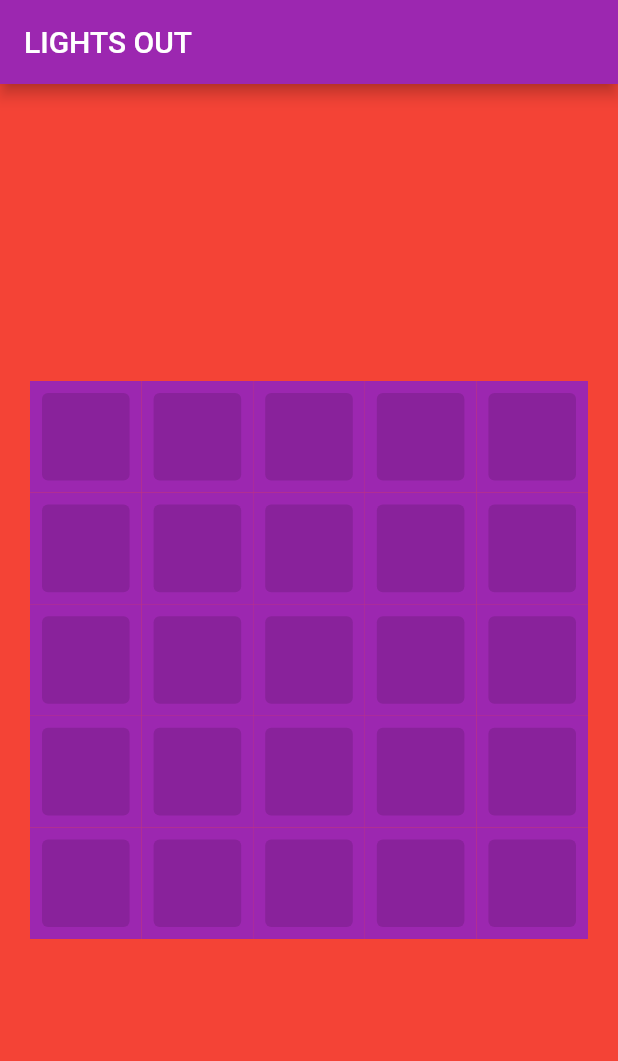
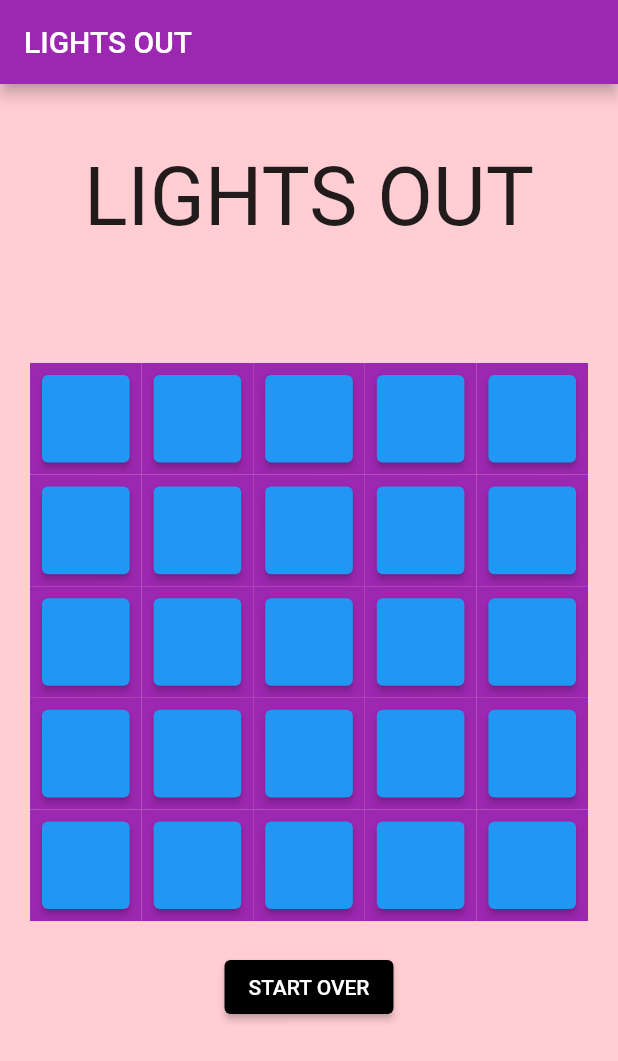
Before and after one commit to murphadonut/lights_out, a Flutter app: the screen it shows after launch, on a phone screen of 412 x 824 dp. Shown: the top 1061 px of the screen. Run offline on Flutter 3.47's test engine with Material 2 defaults, Android fonts, the phone set to English and light mode, and no system bars; drawn by our look-alikes of flutter_platform_widgets.

Commit message:
got it pretty much working

```diff
--- a/lib/main.dart
+++ b/lib/main.dart
@@ -1,3 +1,5 @@
+import 'dart:math';
+
 import 'package:flutter/cupertino.dart';
 import 'package:flutter/material.dart';
 import 'package:flutter_platform_widgets/flutter_platform_widgets.dart';
@@ -10,19 +12,22 @@ class MyApp extends StatelessWidget {
   MyApp({super.key});
 
   final materialThemeData = ThemeData(
-      scaffoldBackgroundColor: Colors.red,
+      scaffoldBackgroundColor: Colors.red.shade100,
       appBarTheme: const AppBarTheme(color: Colors.purple),
       primaryColor: Colors.green,
       secondaryHeaderColor: Colors.yellow,
       canvasColor: Colors.orange,
-      backgroundColor: Colors.red,
-      textTheme: const TextTheme().copyWith(bodyLarge: const TextTheme().bodyMedium), colorScheme: ColorScheme.fromSwatch(primarySwatch: Colors.red).copyWith(secondary: Colors.blue));
+      //backgroundColor: Colors.red.shade100,
+      textTheme: const TextTheme().copyWith(bodyLarge: const TextTheme().bodyMedium),
+      colorScheme:
+          ColorScheme.fromSwatch(primarySwatch: Colors.red).copyWith(secondary: Colors.blue));
 
   @override
   Widget build(BuildContext context) {
     return PlatformApp(
       home: const HomeScreen(),
-        material:(a,b) => MaterialAppData(theme: materialThemeData)
+      material: (a, b) => MaterialAppData(theme: materialThemeData),
+      debugShowCheckedModeBanner: false,
     );
   }
 }
@@ -35,30 +40,105 @@ class HomeScreen extends StatefulWidget {
 }
 
 class _HomeScreen extends State<HomeScreen> {
-  List<Widget> buttons = <Widget>[];
+  List<bool> toggles = List<bool>.filled(25, true);
 
-  _HomeScreen() {
-    for (int i = 0; i < 25; i++) {
-      buttons.add(
-          Container(
-            color: Colors.purple,
-              padding: const EdgeInsets.all(8),
-            child: PlatformElevatedButton(
-              child: PlatformText(""),
-            )
-          )
-      );
+  @override
+  void initState() {
+    super.initState();
+    randomize();
+  }
+
+  bool hasWon(){
+    return toggles.any((e)=>e);
+  }
+
+  void randomize(){
+    for (int i = 0; i < 100; i++) {
+      buttonPress(buttonNumber: Random().nextInt(25));
     }
+  }
+
+  void buttonPress({required int buttonNumber}) {
+    setState(() {
+      toggles[buttonNumber] = !toggles[buttonNumber];
+      if (buttonNumber % 5 >= 1 && buttonNumber % 5 <= 4) {
+        toggles[buttonNumber - 1] = !toggles[buttonNumber - 1];
+      }
+      if (buttonNumber % 5 <= 3 && buttonNumber % 5 >= 0) {
+        toggles[buttonNumber + 1] = !toggles[buttonNumber + 1];
+      }
+      if (buttonNumber >= 5) {
+        int belowButton = buttonNumber % 5 + 5 * ((buttonNumber ~/ 5) - 1);
+        toggles[belowButton] = !toggles[belowButton];
+      }
+      if (buttonNumber <= 19) {
+        int aboveButton = buttonNumber % 5 + 5 * ((buttonNumber ~/ 5) + 1);
+        toggles[aboveButton] = !toggles[aboveButton];
+      }
+    });
   }
 
   @override
   Widget build(BuildContext context) {
+    List<Widget> buttons = <Widget>[];
+    String winText = "";
+
+    for (int i = 0; i < 25; i++) {
+      buttons.add(Container(
+          color: Colors.purple,
+          padding: const EdgeInsets.all(8),
+          child: PlatformElevatedButton(
+            onPressed: () {
+              buttonPress(buttonNumber: i);
+              if(hasWon()){
+                setState(() {
+                  winText = "You won!";
+                });
+              }
+            },
+            material: (context, b) => MaterialElevatedButtonData(
+                style: ElevatedButton.styleFrom(
+                    backgroundColor: toggles[i] ? Colors.blue : Colors.black)),
+            child: PlatformText(""),
+          )));
+    }
     return PlatformScaffold(
-      appBar: PlatformAppBar(
-        title: PlatformText('Lights Out'),
-      ),
-        body: Center(
-            child: SafeArea(
-                child: GridView.count(shrinkWrap: true, crossAxisCount: 5, padding: const EdgeInsets.all(20), children: buttons))));
+        appBar: PlatformAppBar(
+          title: PlatformText('Lights Out'),
+        ),
+        body: Column(
+          children: <Widget>[
+            SizedBox(
+              width: 300,
+                height: 150,
+              child: FittedBox(
+                fit: BoxFit.contain,
+                child: PlatformText("Lights out")
+              )
+
+            ),
+            PlatformText(winText),
+            Center(
+                child: SafeArea(
+                    child: GridView.count(
+                        shrinkWrap: true,
+                        crossAxisCount: 5,
+                        padding: const EdgeInsets.all(20),
+                        physics: const NeverScrollableScrollPhysics(),
+                        children: buttons))),
+            PlatformElevatedButton(
+                material: (context, b) => MaterialElevatedButtonData(
+                    style: ElevatedButton.styleFrom(
+                        backgroundColor: Colors.black)),
+              child: PlatformText("Start Over"),
+              onPressed: ()=>
+              setState(() {
+                toggles = List<bool>.filled(25, true);
+                randomize();
+                winText = "";
+              })
+            )
+          ],
+        ));
   }
 }
```
